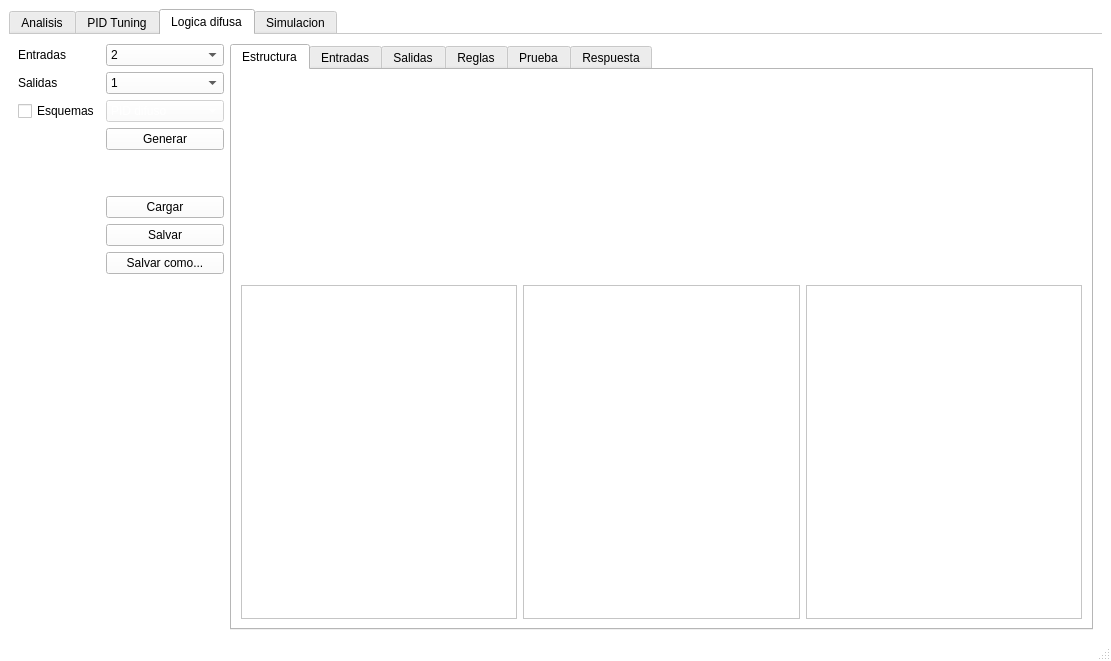
Before: the Qt Designer form Main aplication/VentanaPrincipal.ui in ezalorpro/LaboratorioDeControl, drawn with Qt 5.
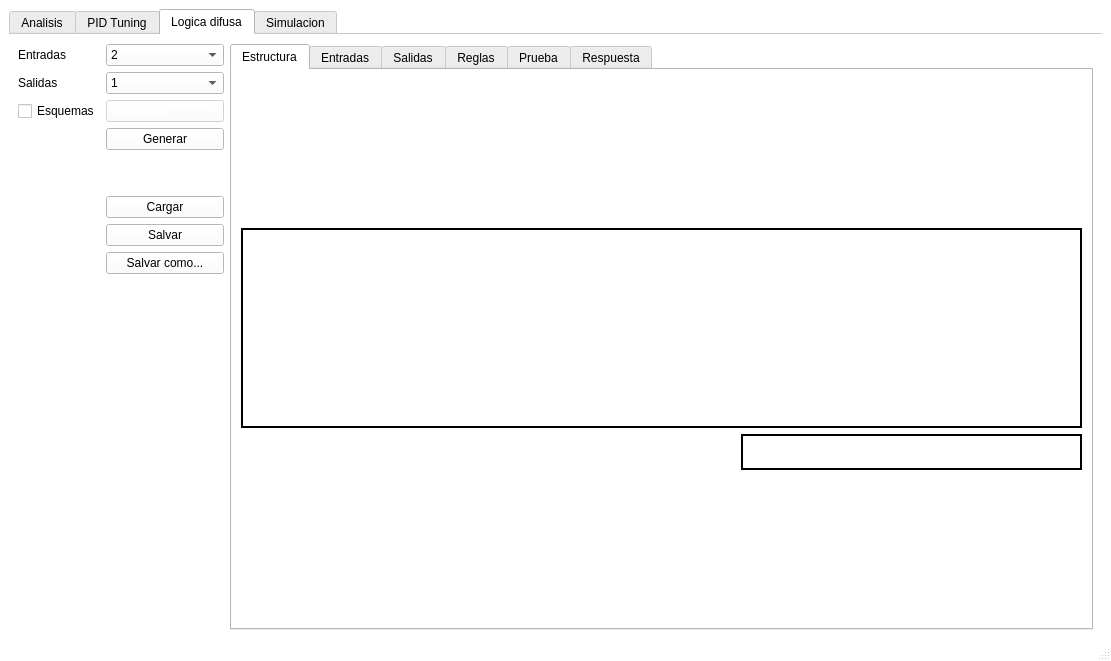
After: the same form once the commit is applied. Icons and pictures are not drawn. Custom widgets are drawn as their Qt base class.

Patch:
```diff
--- a/Main aplication/VentanaPrincipal.ui
+++ b/Main aplication/VentanaPrincipal.ui
@@ -2443,7 +2443,7 @@
                 <item>
                  <widget class="QFrame" name="frame_4">
                   <property name="sizePolicy">
-                   <sizepolicy hsizetype="Fixed" vsizetype="Fixed">
+                   <sizepolicy hsizetype="Preferred" vsizetype="Fixed">
                     <horstretch>0</horstretch>
                     <verstretch>0</verstretch>
                    </sizepolicy>
@@ -2455,26 +2455,77 @@
                    </size>
                   </property>
                   <property name="frameShape">
-                   <enum>QFrame::StyledPanel</enum>
+                   <enum>QFrame::Box</enum>
                   </property>
                   <property name="frameShadow">
-                   <enum>QFrame::Raised</enum>
+                   <enum>QFrame::Plain</enum>
+                  </property>
+                  <property name="lineWidth">
+                   <number>2</number>
                   </property>
                  </widget>
                 </item>
                 <item>
                  <layout class="QHBoxLayout" name="horizontalLayout_17">
+                  <property name="spacing">
+                   <number>0</number>
+                  </property>
                   <item>
                    <widget class="QFrame" name="frame">
+                    <property name="sizePolicy">
+                     <sizepolicy hsizetype="Fixed" vsizetype="Fixed">
+                      <horstretch>0</horstretch>
+                      <verstretch>0</verstretch>
+                     </sizepolicy>
+                    </property>
+                    <property name="minimumSize">
+                     <size>
+                      <width>0</width>
+                      <height>0</height>
+                     </size>
+                    </property>
+                    <property name="maximumSize">
+                     <size>
+                      <width>250</width>
+                      <height>16777215</height>
+                     </size>
+                    </property>
                     <property name="frameShape">
-                     <enum>QFrame::StyledPanel</enum>
+                     <enum>QFrame::NoFrame</enum>
                     </property>
                     <property name="frameShadow">
-                     <enum>QFrame::Raised</enum>
+                     <enum>QFrame::Plain</enum>
+                    </property>
+                    <property name="lineWidth">
+                     <number>0</number>
                     </property>
                     <layout class="QGridLayout" name="gridLayout_18">
+                     <property name="sizeConstraint">
+                      <enum>QLayout::SetDefaultConstraint</enum>
+                     </property>
+                     <property name="leftMargin">
+                      <number>6</number>
+                     </property>
+                     <property name="rightMargin">
+                      <number>0</number>
+                     </property>
+                     <property name="horizontalSpacing">
+                      <number>6</number>
+                     </property>
                      <item row="0" column="0">
-                      <widget class="QLabel" name="label_22">
+                      <widget class="QLabel" name="imagenInputs">
+                       <property name="sizePolicy">
+                        <sizepolicy hsizetype="Preferred" vsizetype="Preferred">
+                         <horstretch>0</horstretch>
+                         <verstretch>0</verstretch>
+                        </sizepolicy>
+                       </property>
+                       <property name="maximumSize">
+                        <size>
+                         <width>350</width>
+                         <height>320</height>
+                        </size>
+                       </property>
                        <property name="text">
                         <string/>
                        </property>
@@ -2491,15 +2542,39 @@
                   </item>
                   <item>
                    <widget class="QFrame" name="frame_2">
+                    <property name="sizePolicy">
+                     <sizepolicy hsizetype="Fixed" vsizetype="Fixed">
+                      <horstretch>0</horstretch>
+                      <verstretch>0</verstretch>
+                     </sizepolicy>
+                    </property>
+                    <property name="maximumSize">
+                     <size>
+                      <width>250</width>
+                      <height>16777215</height>
+                     </size>
+                    </property>
                     <property name="frameShape">
-                     <enum>QFrame::StyledPanel</enum>
+                     <enum>QFrame::NoFrame</enum>
                     </property>
                     <property name="frameShadow">
-                     <enum>QFrame::Raised</enum>
+                     <enum>QFrame::Plain</enum>
+                    </property>
+                    <property name="lineWidth">
+                     <number>0</number>
                     </property>
                     <layout class="QGridLayout" name="gridLayout_93">
+                     <property name="leftMargin">
+                      <number>0</number>
+                     </property>
                      <item row="0" column="0">
-                      <widget class="QLabel" name="label_23">
+                      <widget class="QLabel" name="imagenOutputs">
+                       <property name="maximumSize">
+                        <size>
+                         <width>350</width>
+                         <height>320</height>
+                        </size>
+                       </property>
                        <property name="text">
                         <string/>
                        </property>
@@ -2516,15 +2591,39 @@
                   </item>
                   <item>
                    <widget class="QFrame" name="frame_3">
+                    <property name="sizePolicy">
+                     <sizepolicy hsizetype="Preferred" vsizetype="Fixed">
+                      <horstretch>0</horstretch>
+                      <verstretch>0</verstretch>
+                     </sizepolicy>
+                    </property>
                     <property name="frameShape">
-                     <enum>QFrame::StyledPanel</enum>
+                     <enum>QFrame::Box</enum>
                     </property>
                     <property name="frameShadow">
-                     <enum>QFrame::Raised</enum>
+                     <enum>QFrame::Plain</enum>
+                    </property>
+                    <property name="lineWidth">
+                     <number>2</number>
+                    </property>
+                    <property name="midLineWidth">
+                     <number>0</number>
                     </property>
                     <layout class="QGridLayout" name="gridLayout_94">
                      <item row="0" column="0">
-                      <widget class="QLabel" name="label_24">
+                      <widget class="QLabel" name="imagenEsquemas">
+                       <property name="minimumSize">
+                        <size>
+                         <width>0</width>
+                         <height>0</height>
+                        </size>
+                       </property>
+                       <property name="maximumSize">
+                        <size>
+                         <width>500</width>
+                         <height>320</height>
+                        </size>
+                       </property>
                        <property name="text">
                         <string/>
                        </property>
```
Left out of the diff: 16 changed lines with no effect on the pictures.
